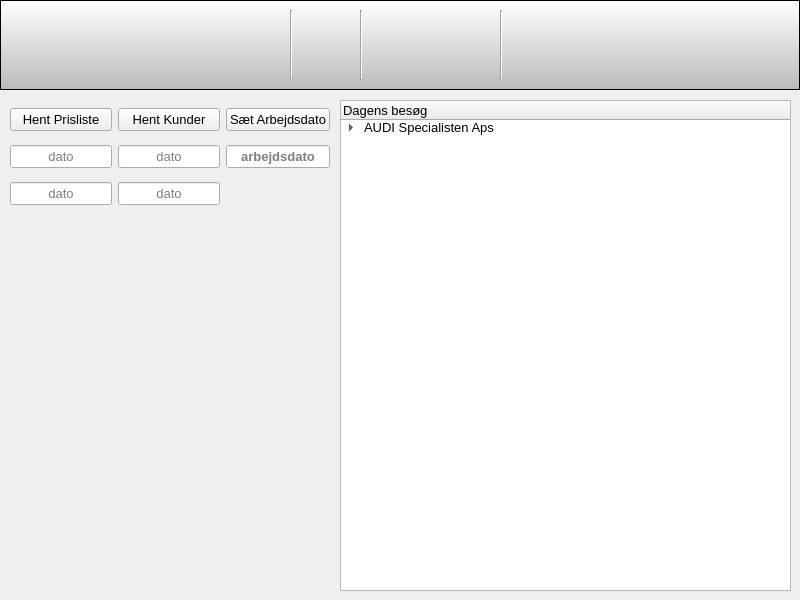
Before: the Qt Designer form buildtools/ui/main_window.ui in fhdk/eordre-app.pyqt, drawn with Qt 5.
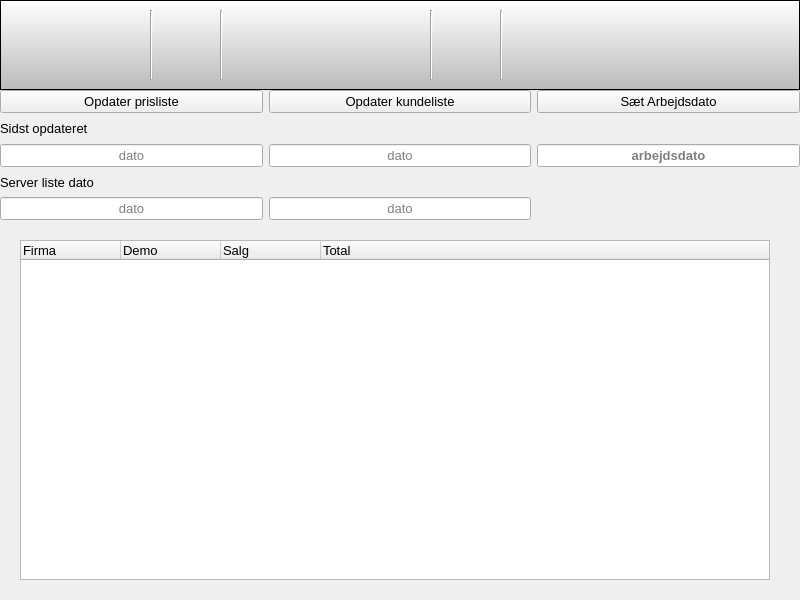
After: the same form once the commit is applied. The open tabs and pages were chosen to show the change. Icons and pictures are not drawn.

```diff
--- a/buildtools/ui/main_window.ui
+++ b/buildtools/ui/main_window.ui
@@ -1120,14 +1120,14 @@
      <widget class="QWidget" name="layoutWidget_2">
       <property name="geometry">
        <rect>
-        <x>10</x>
-        <y>10</y>
-        <width>320</width>
-        <height>116</height>
+        <x>0</x>
+        <y>0</y>
+        <width>800</width>
+        <height>130</height>
        </rect>
       </property>
       <layout class="QGridLayout" name="widgetAppLastUpdate">
-       <item row="2" column="2">
+       <item row="3" column="2">
         <widget class="QLineEdit" name="textPricelistLocalDate">
          <property name="enabled">
           <bool>true</bool>
@@ -1157,11 +1157,11 @@
        <item row="1" column="2">
         <widget class="QPushButton" name="buttonGetPricelist">
          <property name="text">
-          <string>Hent Prisliste</string>
+          <string>Opdater prisliste</string>
          </property>
         </widget>
        </item>
-       <item row="3" column="2">
+       <item row="5" column="2">
         <widget class="QLineEdit" name="textPricelistServerDate">
          <property name="enabled">
           <bool>true</bool>
@@ -1191,11 +1191,11 @@
        <item row="1" column="3">
         <widget class="QPushButton" name="buttonGetCustomers">
          <property name="text">
-          <string>Hent Kunder</string>
+          <string>Opdater kundeliste</string>
          </property>
         </widget>
        </item>
-       <item row="2" column="3">
+       <item row="3" column="3">
         <widget class="QLineEdit" name="textCustomerLocalDate">
          <property name="enabled">
           <bool>true</bool>
@@ -1222,7 +1222,7 @@
          </property>
         </widget>
        </item>
-       <item row="3" column="3">
+       <item row="5" column="3">
         <widget class="QLineEdit" name="textCustomerServerDate">
          <property name="enabled">
           <bool>true</bool>
@@ -1267,7 +1267,7 @@
          </property>
         </widget>
        </item>
-       <item row="2" column="4">
+       <item row="3" column="4">
         <widget class="QLineEdit" name="textWorkdate">
          <property name="enabled">
           <bool>true</bool>
@@ -1296,72 +1296,54 @@
          </property>
         </widget>
        </item>
+       <item row="2" column="2">
+        <widget class="QLabel" name="labelLastUpdated">
+         <property name="text">
+          <string>Sidst opdateret</string>
+         </property>
+        </widget>
+       </item>
+       <item row="4" column="2">
+        <widget class="QLabel" name="labelAvailable">
+         <property name="text">
+          <string>Server liste dato</string>
+         </property>
+        </widget>
+       </item>
       </layout>
      </widget>
      <widget class="QTreeWidget" name="treeWidget_2">
       <property name="geometry">
        <rect>
-        <x>340</x>
-        <y>10</y>
-        <width>451</width>
-        <height>491</height>
+        <x>20</x>
+        <y>150</y>
+        <width>750</width>
+        <height>340</height>
        </rect>
       </property>
+      <property name="alternatingRowColors">
+       <bool>true</bool>
+      </property>
       <column>
        <property name="text">
-        <string>Dagens besøg</string>
+        <string>Firma</string>
        </property>
       </column>
-      <item>
+      <column>
        <property name="text">
-        <string>AUDI Specialisten Aps</string>
+        <string>Demo</string>
        </property>
-       <item>
-        <property name="text">
-         <string>Mixer Nozzle</string>
-        </property>
-       </item>
-       <item>
-        <property name="text">
-         <string>SP 200</string>
-        </property>
-       </item>
-       <item>
-        <property name="text">
-         <string>MS 1000</string>
-        </property>
-       </item>
-       <item>
-        <property name="text">
-         <string>Multi Clean</string>
-        </property>
-       </item>
-       <item>
-        <property name="text">
-         <string>Zinc Coat</string>
-        </property>
-       </item>
-       <item>
-        <property name="text">
-         <string>Multiflex Co. Plus 1L Sort</string>
-        </property>
-       </item>
-       <item>
-        <property name="text">
-         <string>Top Fix Sort</string>
-        </property>
-       </item>
-       <item>
-        <property name="text">
-         <string>Linen Tape</string>
-        </property>
-       </item>
-       <item>
-        <property name="text">
-         <string>1.L.KLAR Hi-Temp Wax PRO</string>
-        </property>
-       </item>
-      </item>
+      </column>
+      <column>
+       <property name="text">
+        <string>Salg</string>
+       </property>
+      </column>
+      <column>
+       <property name="text">
+        <string>Total</string>
+       </property>
+      </column>
      </widget>
     </widget>
     <widget class="QWidget" name="widgetPageReports">
@@ -2646,8 +2628,8 @@
     <widget class="QToolButton" name="toolButtonReport">
      <property name="geometry">
       <rect>
-       <x>10</x>
-       <y>0</y>
+       <x>80</x>
+       <y>10</y>
        <width>70</width>
        <height>70</height>
       </rect>
@@ -2690,7 +2672,7 @@
     <widget class="QToolButton" name="toolButtonCustomers">
      <property name="geometry">
       <rect>
-       <x>360</x>
+       <x>150</x>
        <y>10</y>
        <width>70</width>
        <height>70</height>
@@ -2731,7 +2713,7 @@
     <widget class="QToolButton" name="toolButtonCustomer">
      <property name="geometry">
       <rect>
-       <x>80</x>
+       <x>220</x>
        <y>10</y>
        <width>70</width>
        <height>70</height>
@@ -2772,7 +2754,7 @@
     <widget class="QToolButton" name="toolButtonCustomerVisits">
      <property name="geometry">
       <rect>
-       <x>150</x>
+       <x>290</x>
        <y>10</y>
        <width>70</width>
        <height>70</height>
@@ -2813,7 +2795,7 @@
     <widget class="QToolButton" name="toolButtonPricelist">
      <property name="geometry">
       <rect>
-       <x>290</x>
+       <x>430</x>
        <y>10</y>
        <width>70</width>
        <height>70</height>
@@ -2854,7 +2836,7 @@
     <widget class="QToolButton" name="toolButtonReports">
      <property name="geometry">
       <rect>
-       <x>430</x>
+       <x>10</x>
        <y>10</y>
        <width>70</width>
        <height>70</height>
@@ -2895,7 +2877,7 @@
     <widget class="QToolButton" name="toolButtonInfo">
      <property name="geometry">
       <rect>
-       <x>570</x>
+       <x>650</x>
        <y>10</y>
        <width>70</width>
        <height>70</height>
@@ -2936,7 +2918,7 @@
     <widget class="QToolButton" name="toolButtonSettings">
      <property name="geometry">
       <rect>
-       <x>500</x>
+       <x>580</x>
        <y>10</y>
        <width>70</width>
        <height>70</height>
@@ -3021,7 +3003,7 @@
      </property>
      <property name="geometry">
       <rect>
-       <x>220</x>
+       <x>360</x>
        <y>10</y>
        <width>70</width>
        <height>70</height>
@@ -3062,7 +3044,7 @@
     <widget class="Line" name="line">
      <property name="geometry">
       <rect>
-       <x>360</x>
+       <x>500</x>
        <y>10</y>
        <width>3</width>
        <height>70</height>
@@ -3075,7 +3057,7 @@
     <widget class="Line" name="line_2">
      <property name="geometry">
       <rect>
-       <x>500</x>
+       <x>220</x>
        <y>10</y>
        <width>3</width>
        <height>70</height>
@@ -3088,7 +3070,20 @@
     <widget class="Line" name="line_3">
      <property name="geometry">
       <rect>
-       <x>290</x>
+       <x>430</x>
+       <y>10</y>
+       <width>3</width>
+       <height>70</height>
+      </rect>
+     </property>
+     <property name="orientation">
+      <enum>Qt::Vertical</enum>
+     </property>
+    </widget>
+    <widget class="Line" name="line_4">
+     <property name="geometry">
+      <rect>
+       <x>150</x>
        <y>10</y>
        <width>3</width>
        <height>70</height>
```
Left out of the diff: 151 changed lines with no effect on the pictures.
